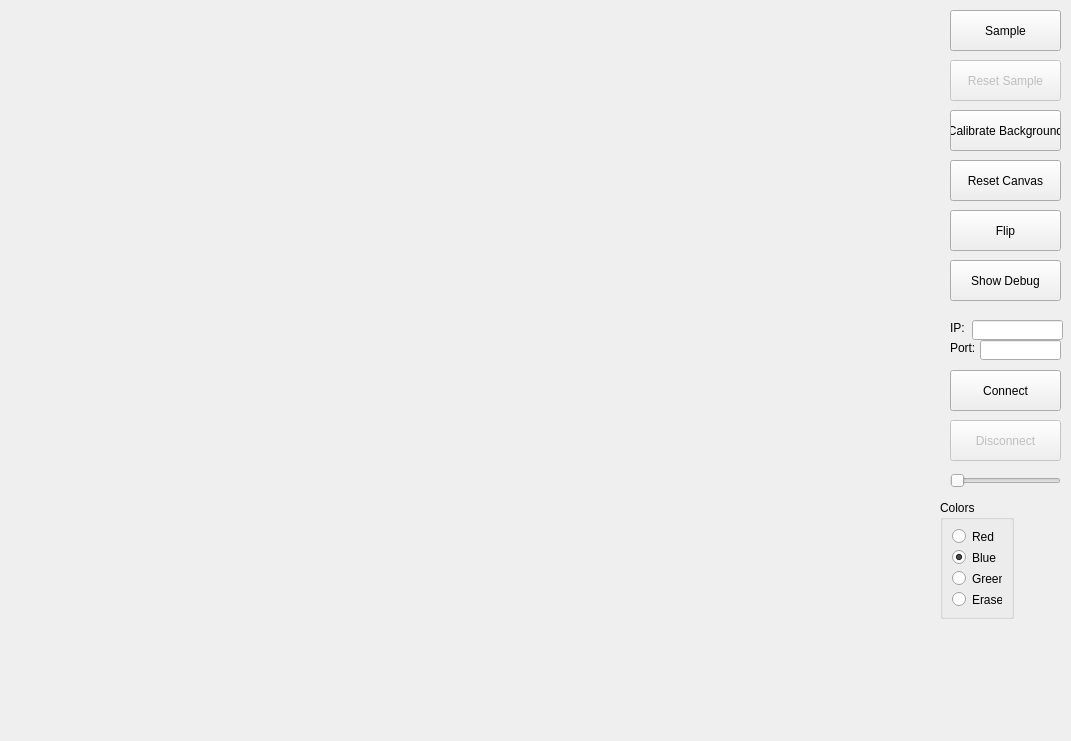
First picture: the form in src/FingerDrawing/ui/mainwindow.ui, repository eladeliav/FingerDrawing, before the edit.
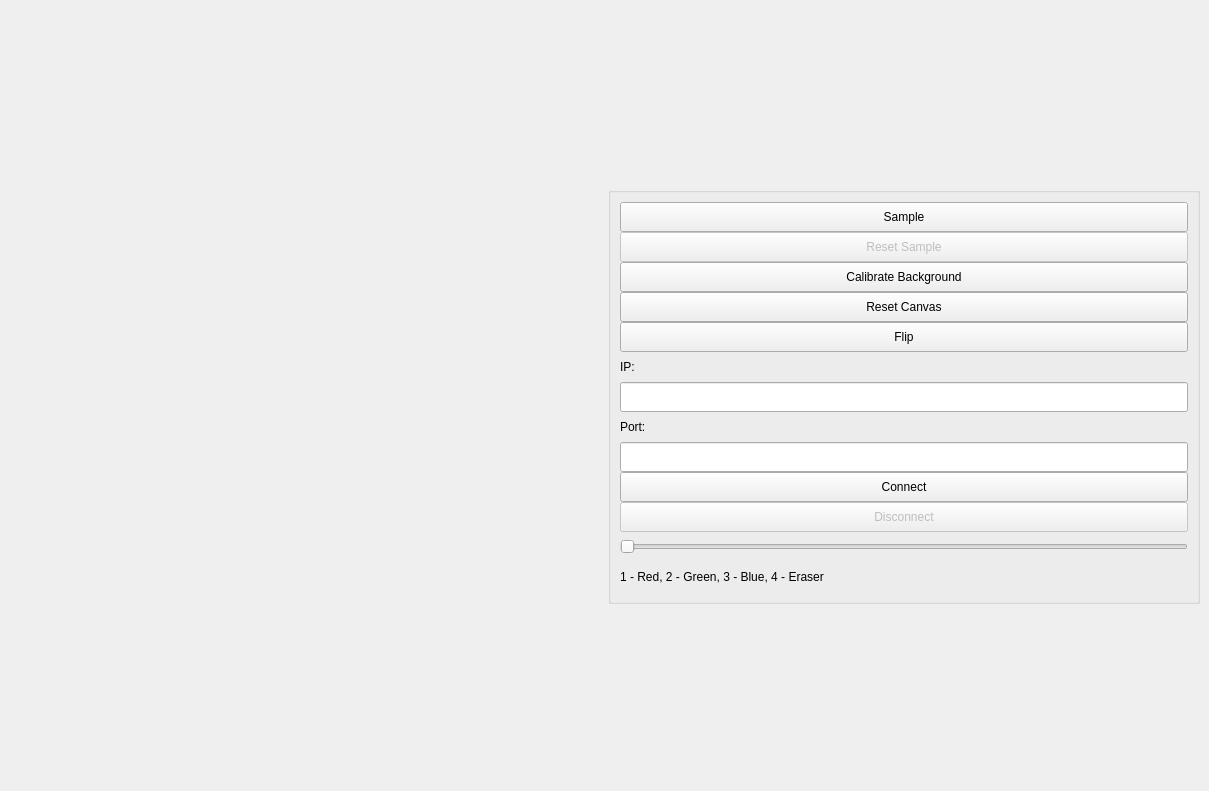
Second picture: the form after the edit.

Patch:
```diff
--- a/src/FingerDrawing/ui/mainwindow.ui
+++ b/src/FingerDrawing/ui/mainwindow.ui
@@ -6,12 +6,12 @@
    <rect>
     <x>0</x>
     <y>0</y>
-    <width>1071</width>
-    <height>741</height>
+    <width>1209</width>
+    <height>791</height>
    </rect>
   </property>
   <property name="sizePolicy">
-   <sizepolicy hsizetype="Minimum" vsizetype="Minimum">
+   <sizepolicy hsizetype="Fixed" vsizetype="Fixed">
     <horstretch>0</horstretch>
     <verstretch>0</verstretch>
    </sizepolicy>
@@ -20,237 +20,313 @@
    <string>FingerDrawing</string>
   </property>
   <widget class="QWidget" name="centralwidget">
+   <layout class="QHBoxLayout" name="horizontalLayout">
+    <property name="spacing">
+     <number>6</number>
+    </property>
+    <item>
    <widget class="QLabel" name="img_label">
-    <property name="geometry">
-     <rect>
-      <x>0</x>
-      <y>0</y>
-      <width>941</width>
-      <height>661</height>
-     </rect>
+      <property name="sizePolicy">
+       <sizepolicy hsizetype="Preferred" vsizetype="Preferred">
+        <horstretch>0</horstretch>
+        <verstretch>0</verstretch>
+       </sizepolicy>
     </property>
     <property name="text">
      <string/>
     </property>
-   </widget>
+      <property name="scaledContents">
+       <bool>false</bool>
+      </property>
+     </widget>
+    </item>
+    <item>
+     <widget class="QGroupBox" name="groupBox">
+      <property name="sizePolicy">
+       <sizepolicy hsizetype="Maximum" vsizetype="Preferred">
+        <horstretch>0</horstretch>
+        <verstretch>0</verstretch>
+       </sizepolicy>
+      </property>
+      <property name="maximumSize">
+       <size>
+        <width>220</width>
+        <height>16777215</height>
+       </size>
+      </property>
+      <property name="title">
+       <string/>
+      </property>
+      <layout class="QVBoxLayout" name="verticalLayout_3">
+       <property name="spacing">
+        <number>0</number>
+       </property>
+       <property name="sizeConstraint">
+        <enum>QLayout::SetMaximumSize</enum>
+       </property>
+       <item>
    <widget class="QPushButton" name="sample_btn">
-    <property name="geometry">
-     <rect>
-      <x>950</x>
-      <y>10</y>
-      <width>111</width>
-      <height>41</height>
-     </rect>
+         <property name="sizePolicy">
+          <sizepolicy hsizetype="Ignored" vsizetype="Ignored">
+           <horstretch>0</horstretch>
+           <verstretch>0</verstretch>
+          </sizepolicy>
+         </property>
+         <property name="maximumSize">
+          <size>
+           <width>16777215</width>
+           <height>30</height>
+          </size>
     </property>
     <property name="text">
      <string>Sample</string>
     </property>
    </widget>
+       </item>
+       <item>
    <widget class="QPushButton" name="reset_sample_btn">
     <property name="enabled">
      <bool>false</bool>
     </property>
-    <property name="geometry">
-     <rect>
-      <x>950</x>
-      <y>60</y>
-      <width>111</width>
-      <height>41</height>
-     </rect>
+         <property name="sizePolicy">
+          <sizepolicy hsizetype="Ignored" vsizetype="Ignored">
+           <horstretch>0</horstretch>
+           <verstretch>0</verstretch>
+          </sizepolicy>
+         </property>
+         <property name="maximumSize">
+          <size>
+           <width>16777215</width>
+           <height>30</height>
+          </size>
     </property>
     <property name="text">
      <string>Reset Sample</string>
     </property>
    </widget>
+       </item>
+       <item>
    <widget class="QPushButton" name="calibrate_bg_btn">
-    <property name="geometry">
-     <rect>
-      <x>950</x>
-      <y>110</y>
-      <width>111</width>
-      <height>41</height>
-     </rect>
+         <property name="sizePolicy">
+          <sizepolicy hsizetype="Ignored" vsizetype="Ignored">
+           <horstretch>0</horstretch>
+           <verstretch>0</verstretch>
+          </sizepolicy>
+         </property>
+         <property name="maximumSize">
+          <size>
+           <width>16777215</width>
+           <height>30</height>
+          </size>
     </property>
     <property name="text">
      <string>Calibrate Background</string>
     </property>
    </widget>
+       </item>
+       <item>
    <widget class="QPushButton" name="reset_canvas_btn">
-    <property name="geometry">
-     <rect>
-      <x>950</x>
-      <y>160</y>
-      <width>111</width>
-      <height>41</height>
-     </rect>
+         <property name="sizePolicy">
+          <sizepolicy hsizetype="Ignored" vsizetype="Ignored">
+           <horstretch>0</horstretch>
+           <verstretch>0</verstretch>
+          </sizepolicy>
+         </property>
+         <property name="maximumSize">
+          <size>
+           <width>16777215</width>
+           <height>30</height>
+          </size>
     </property>
     <property name="text">
      <string>Reset Canvas</string>
     </property>
    </widget>
+       </item>
+       <item>
    <widget class="QPushButton" name="flip_btn">
-    <property name="geometry">
-     <rect>
-      <x>950</x>
-      <y>210</y>
-      <width>111</width>
-      <height>41</height>
-     </rect>
+         <property name="sizePolicy">
+          <sizepolicy hsizetype="Ignored" vsizetype="Ignored">
+           <horstretch>0</horstretch>
+           <verstretch>0</verstretch>
+          </sizepolicy>
+         </property>
+         <property name="maximumSize">
+          <size>
+           <width>16777215</width>
+           <height>30</height>
+          </size>
     </property>
     <property name="text">
      <string>Flip</string>
     </property>
    </widget>
-   <widget class="QPushButton" name="show_debug_btn">
-    <property name="geometry">
-     <rect>
-      <x>950</x>
-      <y>260</y>
-      <width>111</width>
-      <height>41</height>
-     </rect>
-    </property>
-    <property name="text">
-     <string>Show Debug</string>
-    </property>
-   </widget>
-   <widget class="QLineEdit" name="ip_input">
-    <property name="geometry">
-     <rect>
-      <x>972</x>
-      <y>320</y>
-      <width>91</width>
-      <height>20</height>
-     </rect>
-    </property>
-   </widget>
+       </item>
+       <item>
    <widget class="QLabel" name="ip_label">
-    <property name="geometry">
-     <rect>
-      <x>950</x>
-      <y>320</y>
-      <width>21</width>
-      <height>16</height>
-     </rect>
+         <property name="sizePolicy">
+          <sizepolicy hsizetype="Ignored" vsizetype="Ignored">
+           <horstretch>0</horstretch>
+           <verstretch>0</verstretch>
+          </sizepolicy>
+         </property>
+         <property name="maximumSize">
+          <size>
+           <width>16777215</width>
+           <height>30</height>
+          </size>
     </property>
     <property name="text">
      <string>IP:</string>
     </property>
    </widget>
+       </item>
+       <item>
+        <widget class="QLineEdit" name="ip_input">
+         <property name="sizePolicy">
+          <sizepolicy hsizetype="Ignored" vsizetype="Ignored">
+           <horstretch>0</horstretch>
+           <verstretch>0</verstretch>
+          </sizepolicy>
+         </property>
+         <property name="minimumSize">
+          <size>
+           <width>0</width>
+           <height>30</height>
+          </size>
+         </property>
+         <property name="maximumSize">
+          <size>
+           <width>16777215</width>
+           <height>30</height>
+          </size>
+         </property>
+        </widget>
+       </item>
+       <item>
    <widget class="QLabel" name="port_label">
-    <property name="geometry">
-     <rect>
-      <x>950</x>
-      <y>340</y>
-      <width>31</width>
-      <height>16</height>
-     </rect>
+         <property name="sizePolicy">
+          <sizepolicy hsizetype="Ignored" vsizetype="Ignored">
+           <horstretch>0</horstretch>
+           <verstretch>0</verstretch>
+          </sizepolicy>
+         </property>
+         <property name="maximumSize">
+          <size>
+           <width>16777215</width>
+           <height>30</height>
+          </size>
     </property>
     <property name="text">
      <string>Port:</string>
     </property>
    </widget>
+       </item>
+       <item>
    <widget class="QLineEdit" name="port_input">
-    <property name="geometry">
-     <rect>
-      <x>980</x>
-      <y>340</y>
-      <width>81</width>
-      <height>20</height>
-     </rect>
-    </property>
-   </widget>
+         <property name="sizePolicy">
+          <sizepolicy hsizetype="Ignored" vsizetype="Ignored">
+           <horstretch>0</horstretch>
+           <verstretch>0</verstretch>
+          </sizepolicy>
+         </property>
+         <property name="maximumSize">
+          <size>
+           <width>16777215</width>
+           <height>30</height>
+          </size>
+         </property>
+        </widget>
+       </item>
+       <item>
    <widget class="QPushButton" name="connect_btn">
-    <property name="geometry">
-     <rect>
-      <x>950</x>
-      <y>370</y>
-      <width>111</width>
-      <height>41</height>
-     </rect>
+         <property name="sizePolicy">
+          <sizepolicy hsizetype="Ignored" vsizetype="Ignored">
+           <horstretch>0</horstretch>
+           <verstretch>0</verstretch>
+          </sizepolicy>
+         </property>
+         <property name="maximumSize">
+          <size>
+           <width>16777215</width>
+           <height>30</height>
+          </size>
     </property>
     <property name="text">
      <string>Connect</string>
     </property>
    </widget>
+       </item>
+       <item>
    <widget class="QPushButton" name="disconnect_btn">
     <property name="enabled">
      <bool>false</bool>
     </property>
-    <property name="geometry">
-     <rect>
-      <x>950</x>
-      <y>420</y>
-      <width>111</width>
-      <height>41</height>
-     </rect>
+         <property name="sizePolicy">
+          <sizepolicy hsizetype="Ignored" vsizetype="Ignored">
+           <horstretch>0</horstretch>
+           <verstretch>0</verstretch>
+          </sizepolicy>
+         </property>
+         <property name="maximumSize">
+          <size>
+           <width>16777215</width>
+           <height>30</height>
+          </size>
     </property>
     <property name="text">
      <string>Disconnect</string>
     </property>
    </widget>
+       </item>
+       <item>
    <widget class="QSlider" name="size_slider">
-    <property name="geometry">
-     <rect>
-      <x>950</x>
-      <y>470</y>
-      <width>111</width>
-      <height>22</height>
-     </rect>
+         <property name="sizePolicy">
+          <sizepolicy hsizetype="Ignored" vsizetype="Ignored">
+           <horstretch>0</horstretch>
+           <verstretch>0</verstretch>
+          </sizepolicy>
+         </property>
+         <property name="maximumSize">
+          <size>
+           <width>16777215</width>
+           <height>30</height>
+          </size>
+         </property>
+         <property name="minimum">
+          <number>5</number>
+         </property>
+         <property name="maximum">
+          <number>20</number>
     </property>
     <property name="orientation">
      <enum>Qt::Horizontal</enum>
     </property>
    </widget>
-   <widget class="QGroupBox" name="color_box">
-    <property name="geometry">
-     <rect>
-      <x>940</x>
-      <y>500</y>
-      <width>74</width>
-      <height>119</height>
-     </rect>
-    </property>
-    <property name="title">
-     <string>Colors</string>
-    </property>
-    <layout class="QVBoxLayout" name="verticalLayout">
-     <item>
-      <widget class="QRadioButton" name="ared_radio">
-       <property name="text">
-        <string>Red</string>
-       </property>
-      </widget>
      </item>
      <item>
-      <widget class="QRadioButton" name="bblue_radio">
-       <property name="enabled">
-        <bool>true</bool>
-       </property>
-       <property name="text">
-        <string>Blue</string>
-       </property>
-       <property name="checked">
-        <bool>true</bool>
-       </property>
-      </widget>
-     </item>
-     <item>
-      <widget class="QRadioButton" name="cgreen_radio">
+        <widget class="QLabel" name="label">
+         <property name="sizePolicy">
+          <sizepolicy hsizetype="Ignored" vsizetype="Ignored">
+           <horstretch>0</horstretch>
+           <verstretch>0</verstretch>
+          </sizepolicy>
+         </property>
+         <property name="maximumSize">
+          <size>
+           <width>16777215</width>
+           <height>30</height>
+          </size>
+         </property>
        <property name="text">
-        <string>Green</string>
+          <string>1 - Red, 2 - Green, 3 - Blue, 4 - Eraser</string>
        </property>
       </widget>
      </item>
-     <item>
-      <widget class="QRadioButton" name="deraser_radio">
-       <property name="text">
-        <string>Eraser</string>
-       </property>
+      </layout>
       </widget>
      </item>
     </layout>
-   </widget>
   </widget>
  </widget>
  <resources/>
```
Lines whose indentation alone changed are shown as unchanged.
